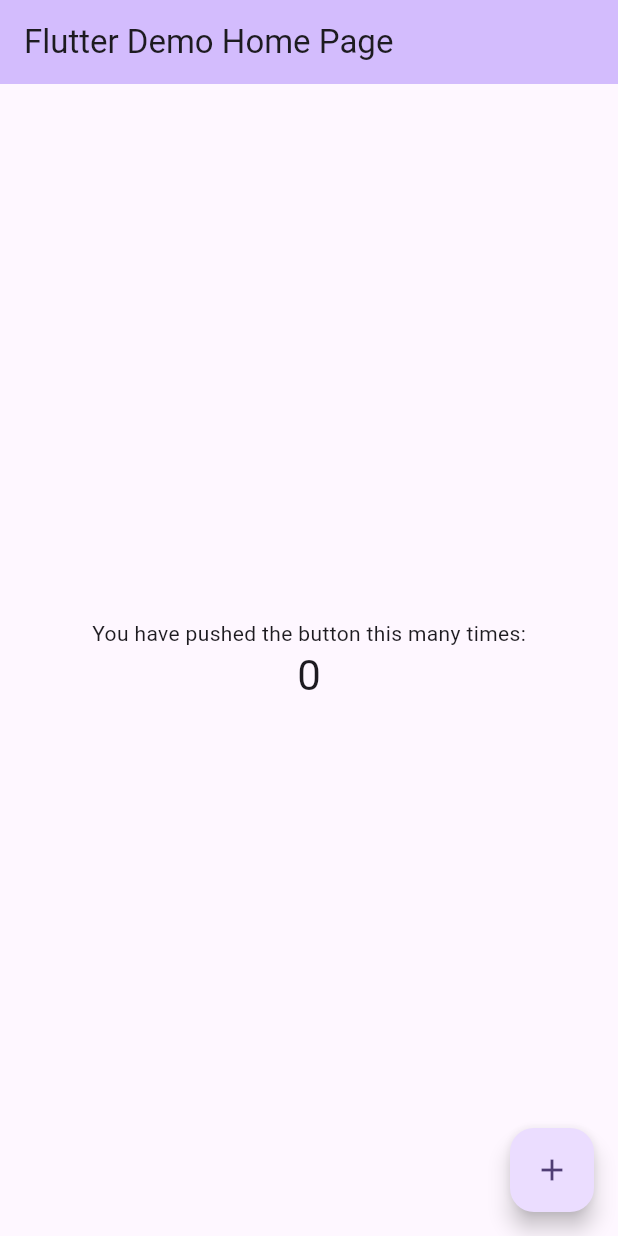
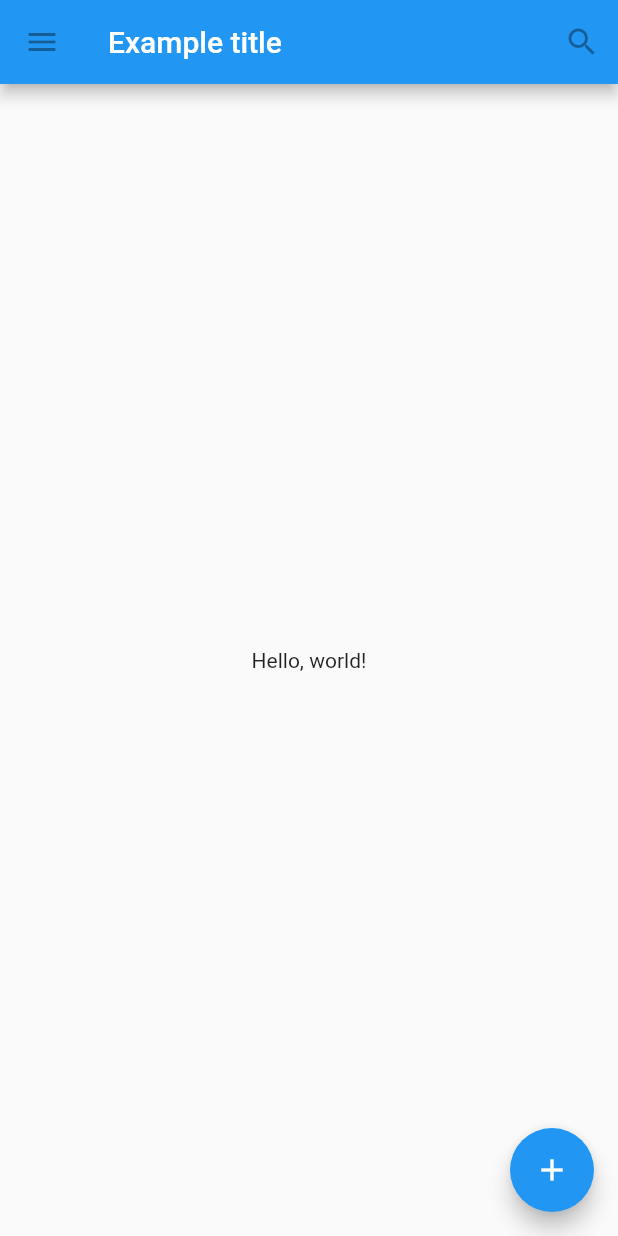
Before and after one commit to poro-app-inacap/poro-front-end, a Flutter app: the screen it shows after launch, on a phone screen of 412 x 824 dp. Run offline on Flutter 3.47's test engine with Material 2 defaults, Android fonts, the phone set to English and light mode, and no system bars; missing offline and left inert: dart:js.

Commit message:
setting routing and describe the home layout

```diff
--- a/lib/main.dart
+++ b/lib/main.dart
@@ -1,125 +1,22 @@
+import 'dart:js';
+
 import 'package:flutter/material.dart';
+import 'package:poro_front_end/src/views/home.dart';
 
-void main() {
-  runApp(const MyApp());
+void main(){
+
+  var route = {
+    '/': (context) => Home(),
+    '/user/settings': (context) => Home(),
+    '/poro/controller': (context) => Home(),
+    '/poro/selector': (context) => Home()
+  };
+
+  runApp(
+    MaterialApp(
+      title: "Poro App",
+      initialRoute: '/',
+      routes: route
+    ),
+  );
 }
-
-class MyApp extends StatelessWidget {
-  const MyApp({super.key});
-
-  // This widget is the root of your application.
-  @override
-  Widget build(BuildContext context) {
-    return MaterialApp(
-      title: 'Flutter Demo',
-      theme: ThemeData(
-        // This is the theme of your application.
-        //
-        // TRY THIS: Try running your application with "flutter run". You'll see
-        // the application has a blue toolbar. Then, without quitting the app,
-        // try changing the seedColor in the colorScheme below to Colors.green
-        // and then invoke "hot reload" (save your changes or press the "hot
-        // reload" button in a Flutter-supported IDE, or press "r" if you used
-        // the command line to start the app).
-        //
-        // Notice that the counter didn't reset back to zero; the application
-        // state is not lost during the reload. To reset the state, use hot
-        // restart instead.
-        //
-        // This works for code too, not just values: Most code changes can be
-        // tested with just a hot reload.
-        colorScheme: ColorScheme.fromSeed(seedColor: Colors.deepPurple),
-        useMaterial3: true,
-      ),
-      home: const MyHomePage(title: 'Flutter Demo Home Page'),
-    );
-  }
-}
-
-class MyHomePage extends StatefulWidget {
-  const MyHomePage({super.key, required this.title});
-
-  // This widget is the home page of your application. It is stateful, meaning
-  // that it has a State object (defined below) that contains fields that affect
-  // how it looks.
-
-  // This class is the configuration for the state. It holds the values (in this
-  // case the title) provided by the parent (in this case the App widget) and
-  // used by the build method of the State. Fields in a Widget subclass are
-  // always marked "final".
-
-  final String title;
-
-  @override
-  State<MyHomePage> createState() => _MyHomePageState();
-}
-
-class _MyHomePageState extends State<MyHomePage> {
-  int _counter = 0;
-
-  void _incrementCounter() {
-    setState(() {
-      // This call to setState tells the Flutter framework that something has
-      // changed in this State, which causes it to rerun the build method below
-      // so that the display can reflect the updated values. If we changed
-      // _counter without calling setState(), then the build method would not be
-      // called again, and so nothing would appear to happen.
-      _counter++;
-    });
-  }
-
-  @override
-  Widget build(BuildContext context) {
-    // This method is rerun every time setState is called, for instance as done
-    // by the _incrementCounter method above.
-    //
-    // The Flutter framework has been optimized to make rerunning build methods
-    // fast, so that you can just rebuild anything that needs updating rather
-    // than having to individually change instances of widgets.
-    return Scaffold(
-      appBar: AppBar(
-        // TRY THIS: Try changing the color here to a specific color (to
-        // Colors.amber, perhaps?) and trigger a hot reload to see the AppBar
-        // change color while the other colors stay the same.
-        backgroundColor: Theme.of(context).colorScheme.inversePrimary,
-        // Here we take the value from the MyHomePage object that was created by
-        // the App.build method, and use it to set our appbar title.
-        title: Text(widget.title),
-      ),
-      body: Center(
-        // Center is a layout widget. It takes a single child and positions it
-        // in the middle of the parent.
-        child: Column(
-          // Column is also a layout widget. It takes a list of children and
-          // arranges them vertically. By default, it sizes itself to fit its
-          // children horizontally, and tries to be as tall as its parent.
-          //
-          // Column has various properties to control how it sizes itself and
-          // how it positions its children. Here we use mainAxisAlignment to
-          // center the children vertically; the main axis here is the vertical
-          // axis because Columns are vertical (the cross axis would be
-          // horizontal).
-          //
-          // TRY THIS: Invoke "debug painting" (choose the "Toggle Debug Paint"
-          // action in the IDE, or press "p" in the console), to see the
-          // wireframe for each widget.
-          mainAxisAlignment: MainAxisAlignment.center,
-          children: <Widget>[
-            const Text(
-              'You have pushed the button this many times:',
-            ),
-            Text(
-              '$_counter',
-              style: Theme.of(context).textTheme.headlineMedium,
-            ),
-          ],
-        ),
-      ),
-      floatingActionButton: FloatingActionButton(
-        onPressed: _incrementCounter,
-        tooltip: 'Increment',
-        child: const Icon(Icons.add),
-      ), // This trailing comma makes auto-formatting nicer for build methods.
-    );
-  }
-}
--- /dev/null
+++ b/lib/src/views/home.dart
@@ -0,0 +1,37 @@
+import 'package:flutter/material.dart';
+
+
+class Home extends StatelessWidget {
+
+  const Home({super.key});
+
+  @override
+  Widget build(BuildContext context){
+    return Scaffold(
+      appBar: AppBar(
+        leading: const IconButton(
+          icon: Icon(Icons.menu),
+          tooltip: 'Navigation menu',
+          onPressed: null,
+        ),
+        title: const Text('Example title'),
+        actions: const [
+          IconButton(
+            icon: Icon(Icons.search),
+            tooltip: 'Search',
+            onPressed: null,
+          ),
+        ],
+      ),
+      // body is the majority of the screen.
+      body: const Center(
+        child: Text('Hello, world!'),
+      ),
+      floatingActionButton: const FloatingActionButton(
+        tooltip: 'Add', // used by assistive technologies
+        onPressed: null,
+        child: Icon(Icons.add),
+      ),
+    );
+  }
+}
```
Also changed, not shown: lib/src/views/user/user_settings.dart (added).
